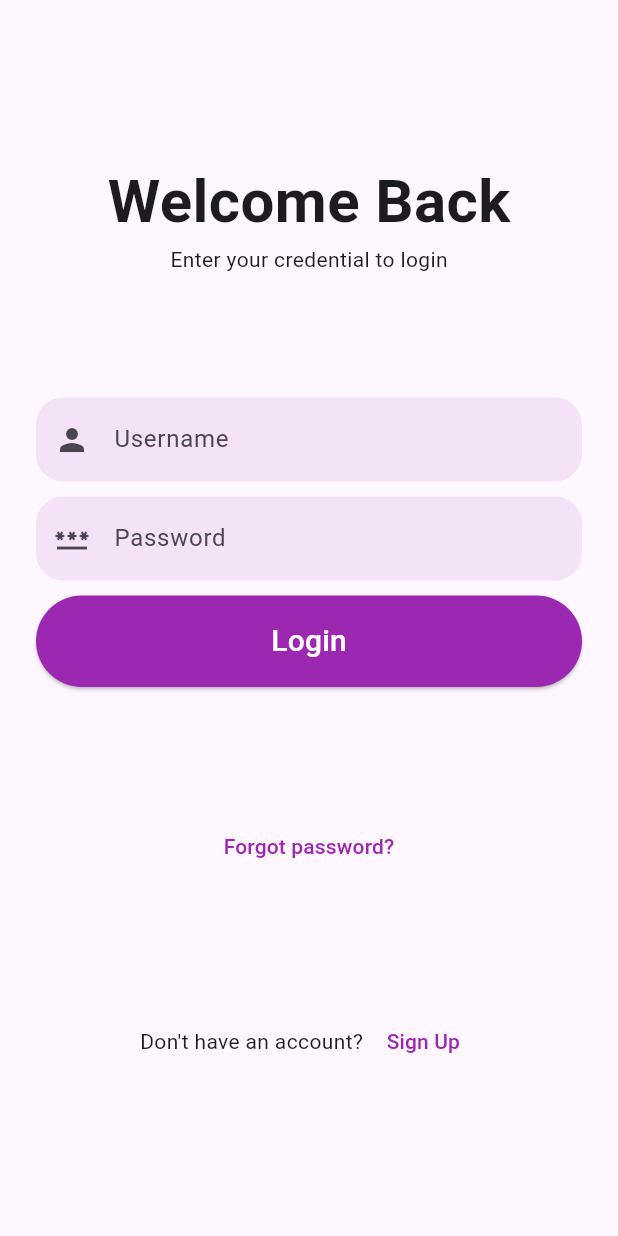
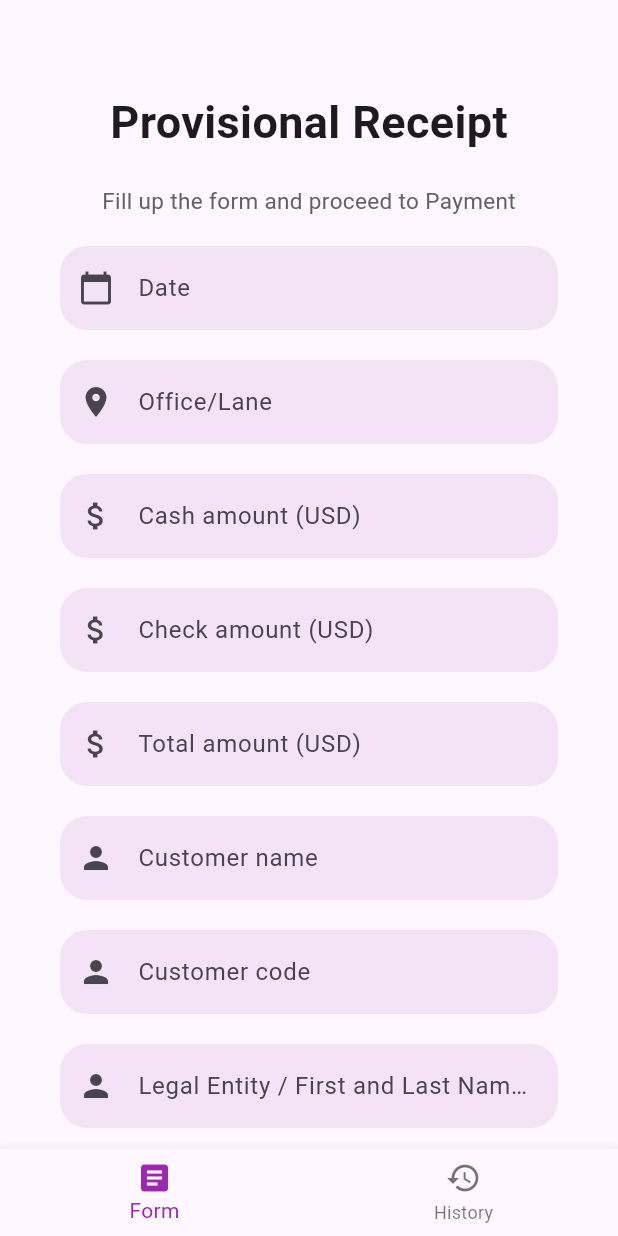
Before and after one commit to subhajitchowdhury07/PRP-Mobile-Application, a Flutter app: the screen it shows after launch, on a phone screen of 412 x 824 dp. Run offline on Flutter 3.47's test engine with Material 3 defaults, Android fonts, the phone set to English and light mode, and no system bars; missing offline and left inert: flutter_swipe_button.

Commit message:
add new page 'after login page'

```diff
--- a/lib/main.dart
+++ b/lib/main.dart
@@ -1,20 +1,21 @@
 import 'package:flutter/material.dart';
-import '../ui/main_view.dart';
+import 'package:flutter/services.dart';
+import '../ui/screens/after_login_screen.dart'; // Import the AfterLoginScreen widget
 
 void main() {
-  runApp(const MyApp());
+  runApp(MyApp());
 }
 
 class MyApp extends StatelessWidget {
-  const MyApp({Key? key}) : super(key: key);
-
   @override
   Widget build(BuildContext context) {
+    // Set orientation to portrait
+    SystemChrome.setPreferredOrientations([
+      DeviceOrientation.portraitUp,
+    ]);
     return MaterialApp(
       debugShowCheckedModeBanner: false,
-      theme: ThemeData.light(),
-      darkTheme: ThemeData.light(),
-      home: const MainView(),
+      home: AfterLoginScreen(), // Set the AfterLoginScreen as the home screen
     );
   }
 }
--- /dev/null
+++ b/lib/ui/screens/after_login_screen.dart
@@ -0,0 +1,205 @@
+import 'package:flutter/material.dart';
+import 'package:flutter_swipe_button/flutter_swipe_button.dart';
+
+class AfterLoginScreen extends StatelessWidget {
+  const AfterLoginScreen({Key? key}) : super(key: key);
+
+  @override
+  Widget build(BuildContext context) {
+    return Scaffold(
+      body: Scrollbar(
+        child: SingleChildScrollView(
+          child: Stack(
+            children: [
+              Container(
+                padding: const EdgeInsets.symmetric(horizontal: 40),
+                width: double.infinity,
+                child: Column(
+                  mainAxisAlignment: MainAxisAlignment.spaceEvenly,
+                  crossAxisAlignment: CrossAxisAlignment.stretch,
+                  children: <Widget>[
+                    Column(
+                      children: <Widget>[
+                        const SizedBox(height: 60.0),
+                        const Text(
+                          "Provisional Receipt",
+                          style: TextStyle(
+                            fontSize: 30,
+                            fontWeight: FontWeight.bold,
+                          ),
+                        ),
+                        const SizedBox(height: 20),
+                        Text(
+                          "Fill up the form and proceed to Payment",
+                          style: TextStyle(fontSize: 15, color: Colors.grey[700]),
+                        )
+                      ],
+                    ),
+                    Column(
+                      children: <Widget>[
+                        _buildDateField(context, "Date", Icons.calendar_today),
+                        _buildFormField("Office/Lane", Icons.location_on),
+                        _buildFormField("Cash amount (USD)", Icons.attach_money),
+                        _buildFormField("Check amount (USD)", Icons.attach_money),
+                        _buildFormField("Total amount (USD)", Icons.attach_money),
+                        _buildFormField("Customer name", Icons.person),
+                        _buildFormField("Customer code", Icons.person),
+                        _buildFormField("Legal Entity / First and Last Names", Icons.person),
+                        _buildDepositDetailsField("Deposit details"),
+                        _buildSignatureField("Signature (Delivered)"),
+                        _buildSignatureField("Signature (Received)"),
+                      ],
+                    ),
+                    const SizedBox(height: 20),
+                    // SwipeButton replacement
+                    SwipeButton.expand(
+                      thumb: Icon(
+                        Icons.double_arrow_rounded,
+                        color: Colors.white,
+                      ),
+                      child: Text(
+                        "Swipe to Proceed Payment...",
+                        style: TextStyle(
+                          color: Colors.blue[800],
+                        ),
+                      ),
+                      activeThumbColor: Colors.green,
+                      activeTrackColor: Colors.grey.shade300,
+                      onSwipe: () {
+                        ScaffoldMessenger.of(context).showSnackBar(
+                          SnackBar(
+                            content: Text("Swiped"),
+                            backgroundColor: Colors.green,
+                          ),
+                        );
+                        // Navigate to payment page
+                      },
+                    ),
+                  ],
+                ),
+              ),
+            ],
+          ),
+        ),
+      ),
+      bottomNavigationBar: SafeArea(
+        child: BottomNavigationBar(
+          items: const <BottomNavigationBarItem>[
+            BottomNavigationBarItem(
+              icon: Icon(Icons.article),
+              label: 'Form',
+            ),
+            BottomNavigationBarItem(
+              icon: Icon(Icons.history),
+              label: 'History',
+            ),
+          ],
+          selectedItemColor: Colors.purple,
+          onTap: (int index) {
+            // Handle navigation to form or payment history
+          },
+        ),
+      ),
+    );
+  }
+
+  Widget _buildDateField(BuildContext context, String hintText, IconData prefixIcon) {
+    final TextEditingController _dateController = TextEditingController();
+
+    return Column(
+      children: <Widget>[
+        const SizedBox(height: 20),
+        TextField(
+          onTap: () async {
+            DateTime? pickedDate = await showDatePicker(
+              context: context,
+              initialDate: DateTime.now(),
+              firstDate: DateTime(2000),
+              lastDate: DateTime(2101),
+            );
+            if (pickedDate != null) {
+              String formattedDate = "${pickedDate.day}/${pickedDate.month}/${pickedDate.year}";
+              _dateController.text = formattedDate;
+            }
+          },
+          readOnly: true,
+          controller: _dateController,
+          decoration: InputDecoration(
+            hintText: hintText,
+            border: OutlineInputBorder(
+              borderRadius: BorderRadius.circular(18),
+              borderSide: BorderSide.none,
+            ),
+            fillColor: Colors.purple.withOpacity(0.1),
+            filled: true,
+            prefixIcon: Icon(prefixIcon),
+          ),
+        ),
+      ],
+    );
+  }
+
+  Widget _buildFormField(String hintText, IconData prefixIcon) {
+    return Column(
+      children: <Widget>[
+        const SizedBox(height: 20),
+        TextField(
+          decoration: InputDecoration(
+            hintText: hintText,
+            border: OutlineInputBorder(
+              borderRadius: BorderRadius.circular(18),
+              borderSide: BorderSide.none,
+            ),
+            fillColor: Colors.purple.withOpacity(0.1),
+            filled: true,
+            prefixIcon: Icon(prefixIcon),
+          ),
+        ),
+      ],
+    );
+  }
+
+  Widget _buildDepositDetailsField(String headingText) {
+    return Column(
+      crossAxisAlignment: CrossAxisAlignment.start,
+      children: <Widget>[
+        const SizedBox(height: 20),
+        Text(
+          headingText,
+          style: TextStyle(
+            fontWeight: FontWeight.bold,
+            fontSize: 16,
+          ),
+        ),
+        _buildFormField("Bank", Icons.account_balance),
+        _buildFormField("Drawer Name", Icons.person),
+        _buildFormField("Ch/. No.", Icons.label),
+        _buildFormField("Amount USD", Icons.attach_money),
+      ],
+    );
+  }
+
+  Widget _buildSignatureField(String headingText) {
+    return Column(
+      crossAxisAlignment: CrossAxisAlignment.start,
+      children: <Widget>[
+        const SizedBox(height: 20),
+        Text(
+          headingText,
+          style: TextStyle(
+            fontWeight: FontWeight.bold,
+            fontSize: 16,
+          ),
+        ),
+        Container(
+          height: 150, // Adjust height as needed
+          decoration: BoxDecoration(
+            border: Border.all(color: Colors.grey),
+            borderRadius: BorderRadius.circular(10),
+          ),
+          // Placeholder for digital signature field
+        ),
+      ],
+    );
+  }
+}
--- a/pubspec.yaml
+++ b/pubspec.yaml
@@ -12,10 +12,12 @@ dependencies:
   flutter:
     sdk: flutter
 
+
   cupertino_icons: ^1.0.2
   device_preview: ^1.1.0
   flutter_timer_countdown: ^1.0.5
   http: ^1.2.1
+  flutter_swipe_button: ^2.1.1+1
 
 dev_dependencies:
   flutter_test:
```
Also changed, not shown: pubspec.lock.
